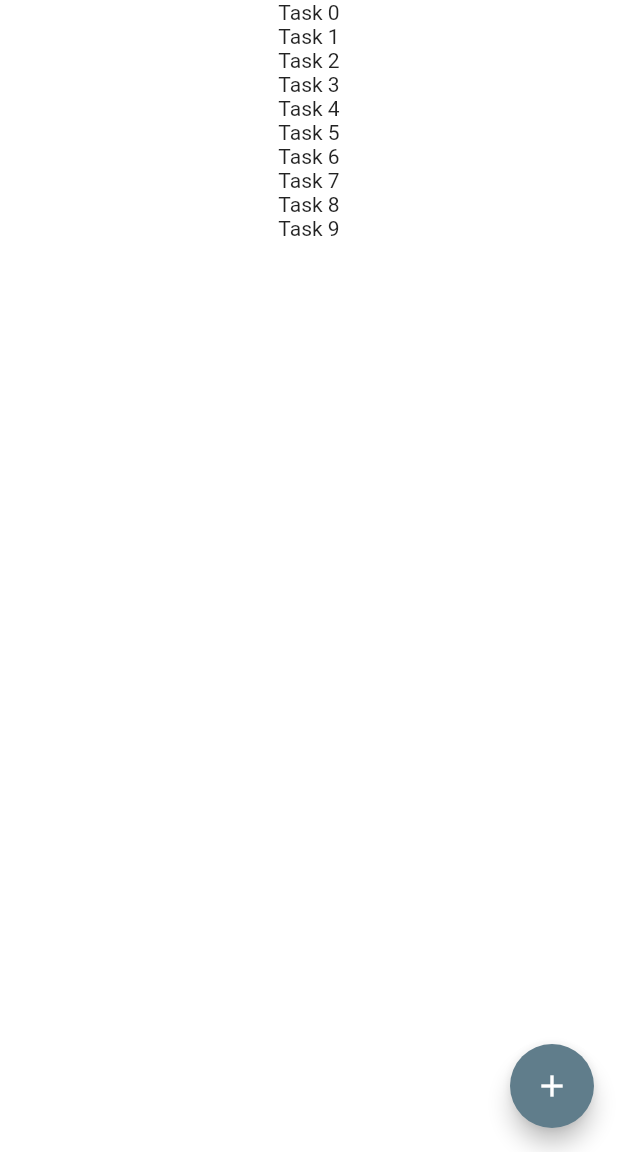
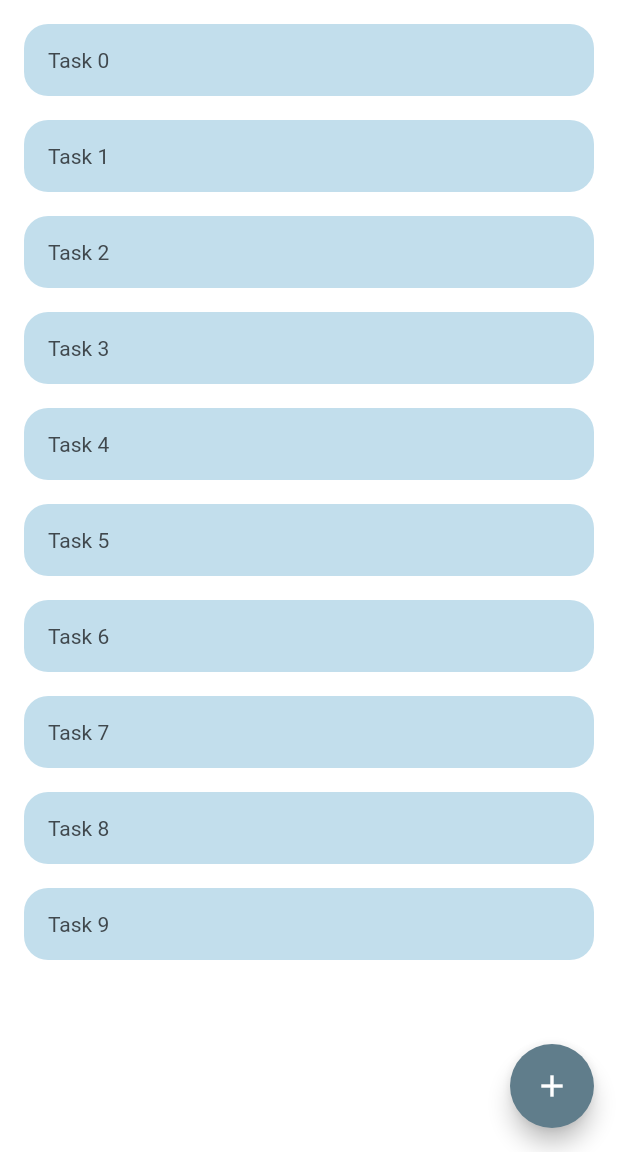
Before and after one commit to dobrunov/small_todo_app, a Flutter app: the screen it shows after launch, on a phone screen of 412 x 824 dp, the part 84-1236 px from its top. Run offline on Flutter 3.47's test engine with Material 2 defaults, Android fonts, the phone set to English and light mode, and no system bars.

Commit message:
adding task tile

```diff
--- a/lib/app_styles/color_styles.dart
+++ b/lib/app_styles/color_styles.dart
@@ -9,3 +9,6 @@ const backgroundColor = white;
 const appBarTextColor = white;
 
 const iconsColor = white;
+
+const tileBackgroundColor = Color(0xffc2deec);
+const tileTextColor = Color(0xff40484d);
--- a/lib/screens/home_page.dart
+++ b/lib/screens/home_page.dart
@@ -1,6 +1,7 @@
 import 'package:flutter/material.dart';
 
 import '../app_styles/color_styles.dart';
+import '../widgets/task_tile.dart';
 
 class HomePage extends StatefulWidget {
   const HomePage({Key? key}) : super(key: key);
@@ -28,7 +29,10 @@ class _HomePageState extends State<HomePage> {
       body: ListView.builder(
         itemCount: 10,
         itemBuilder: (BuildContext context, int index) {
-          return Center(child: Text('Task $index'));
+          return Center(
+              child: TaskTile(
+            taskName: 'Task $index',
+          ));
         },
       ),
     );
--- /dev/null
+++ b/lib/widgets/task_tile.dart
@@ -0,0 +1,36 @@
+import 'package:flutter/material.dart';
+
+import '../app_styles/color_styles.dart';
+
+class TaskTile extends StatelessWidget {
+  const TaskTile({
+    Key? key,
+    required this.taskName,
+  }) : super(key: key);
+
+  final String taskName;
+
+  @override
+  Widget build(BuildContext context) {
+    return Padding(
+      padding: const EdgeInsets.only(left: 16.0, right: 16, top: 16),
+      child: Container(
+        padding: const EdgeInsets.all(16),
+        decoration: BoxDecoration(
+          color: tileBackgroundColor,
+          borderRadius: BorderRadius.circular(16),
+        ),
+        child: Row(
+          children: [
+            Text(
+              taskName,
+              style: const TextStyle(
+                color: tileTextColor,
+              ),
+            ),
+          ],
+        ),
+      ),
+    );
+  }
+}
```
